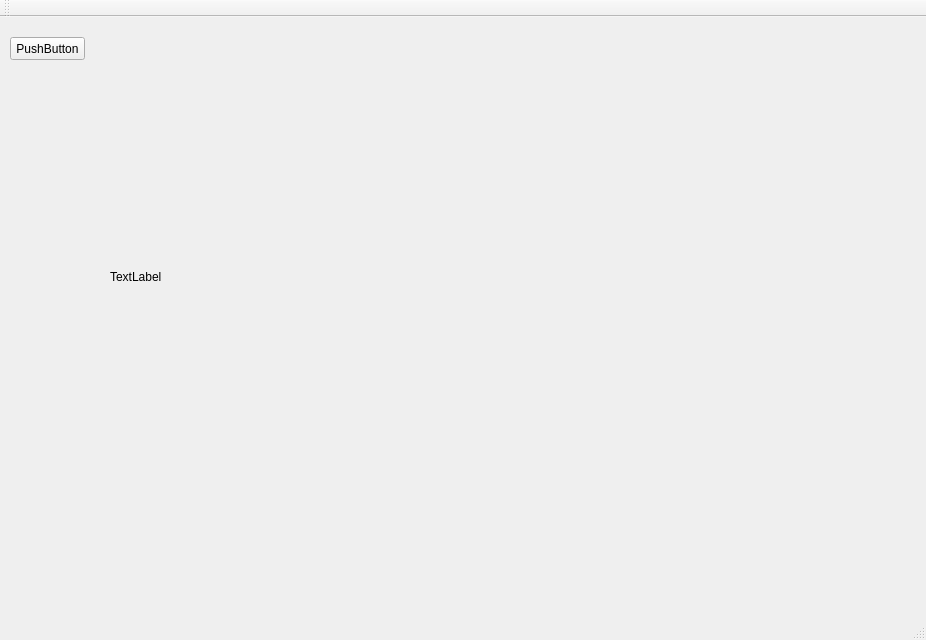
The window that mainwindow.ui (birolkuyumcu/TargetDetection) describes before a commit, drawn with Qt 5.
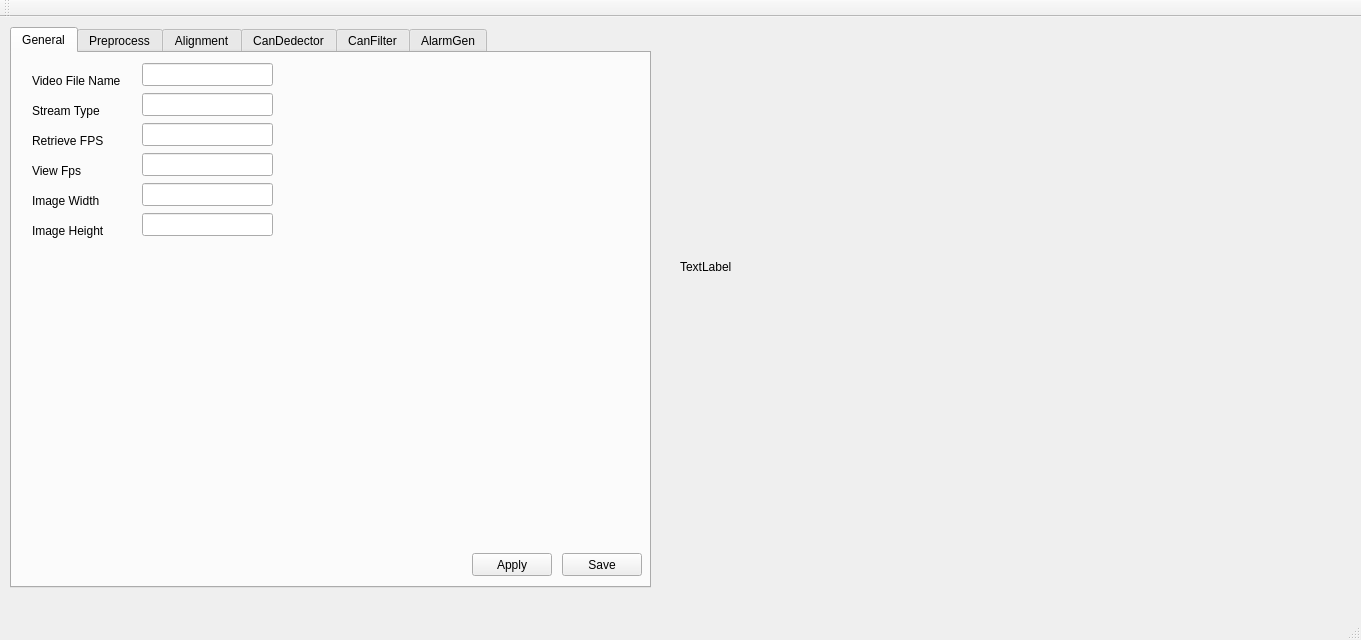
The same window after the commit.

```diff
--- a/mainwindow.ui
+++ b/mainwindow.ui
@@ -6,7 +6,7 @@
    <rect>
     <x>0</x>
     <y>0</y>
-    <width>926</width>
+    <width>1361</width>
     <height>640</height>
    </rect>
   </property>
@@ -14,24 +14,11 @@
    <string>MainWindow</string>
   </property>
   <widget class="QWidget" name="centralWidget">
-   <widget class="QPushButton" name="pushButton">
-    <property name="geometry">
-     <rect>
-      <x>10</x>
-      <y>20</y>
-      <width>75</width>
-      <height>23</height>
-     </rect>
-    </property>
-    <property name="text">
-     <string>PushButton</string>
-    </property>
-   </widget>
    <widget class="QLabel" name="labelOutputImage">
     <property name="geometry">
      <rect>
-      <x>110</x>
-      <y>20</y>
+      <x>680</x>
+      <y>10</y>
       <width>640</width>
       <height>480</height>
      </rect>
@@ -40,6 +27,272 @@
      <string>TextLabel</string>
     </property>
    </widget>
+   <widget class="QTabWidget" name="tabWidget">
+    <property name="geometry">
+     <rect>
+      <x>10</x>
+      <y>10</y>
+      <width>641</width>
+      <height>561</height>
+     </rect>
+    </property>
+    <property name="currentIndex">
+     <number>0</number>
+    </property>
+    <widget class="QWidget" name="tab_general">
+     <attribute name="title">
+      <string>General</string>
+     </attribute>
+     <widget class="QLabel" name="label_videFileName">
+      <property name="geometry">
+       <rect>
+        <x>20</x>
+        <y>20</y>
+        <width>111</width>
+        <height>16</height>
+       </rect>
+      </property>
+      <property name="text">
+       <string>Video File Name</string>
+      </property>
+     </widget>
+     <widget class="QLabel" name="label_3">
+      <property name="geometry">
+       <rect>
+        <x>20</x>
+        <y>50</y>
+        <width>111</width>
+        <height>16</height>
+       </rect>
+      </property>
+      <property name="text">
+       <string>Stream Type</string>
+      </property>
+     </widget>
+     <widget class="QLabel" name="label_4">
+      <property name="geometry">
+       <rect>
+        <x>20</x>
+        <y>80</y>
+        <width>111</width>
+        <height>15</height>
+       </rect>
+      </property>
+      <property name="text">
+       <string>Retrieve FPS</string>
+      </property>
+     </widget>
+     <widget class="QLabel" name="label_5">
+      <property name="geometry">
+       <rect>
+        <x>20</x>
+        <y>110</y>
+        <width>111</width>
+        <height>15</height>
+       </rect>
+      </property>
+      <property name="text">
+       <string>View Fps</string>
+      </property>
+     </widget>
+     <widget class="QLabel" name="label_6">
+      <property name="geometry">
+       <rect>
+        <x>20</x>
+        <y>140</y>
+        <width>111</width>
+        <height>15</height>
+       </rect>
+      </property>
+      <property name="text">
+       <string>Image Width</string>
+      </property>
+     </widget>
+     <widget class="QLabel" name="label_7">
+      <property name="geometry">
+       <rect>
+        <x>20</x>
+        <y>170</y>
+        <width>111</width>
+        <height>15</height>
+       </rect>
+      </property>
+      <property name="text">
+       <string>Image Height</string>
+      </property>
+     </widget>
+     <widget class="QLineEdit" name="lineEdit_videoFileName">
+      <property name="geometry">
+       <rect>
+        <x>130</x>
+        <y>10</y>
+        <width>131</width>
+        <height>23</height>
+       </rect>
+      </property>
+     </widget>
+     <widget class="QLineEdit" name="lineEdit_2">
+      <property name="geometry">
+       <rect>
+        <x>130</x>
+        <y>40</y>
+        <width>131</width>
+        <height>23</height>
+       </rect>
+      </property>
+     </widget>
+     <widget class="QLineEdit" name="lineEdit_retrieveFps">
+      <property name="geometry">
+       <rect>
+        <x>130</x>
+        <y>70</y>
+        <width>131</width>
+        <height>23</height>
+       </rect>
+      </property>
+     </widget>
+     <widget class="QLineEdit" name="lineEdit_viewFps">
+      <property name="geometry">
+       <rect>
+        <x>130</x>
+        <y>100</y>
+        <width>131</width>
+        <height>23</height>
+       </rect>
+      </property>
+     </widget>
+     <widget class="QLineEdit" name="lineEdit_imgWidth">
+      <property name="geometry">
+       <rect>
+        <x>130</x>
+        <y>130</y>
+        <width>131</width>
+        <height>23</height>
+       </rect>
+      </property>
+     </widget>
+     <widget class="QLineEdit" name="lineEdit_imgHeight">
+      <property name="geometry">
+       <rect>
+        <x>130</x>
+        <y>160</y>
+        <width>131</width>
+        <height>23</height>
+       </rect>
+      </property>
+     </widget>
+     <widget class="QPushButton" name="button_generalChange">
+      <property name="geometry">
+       <rect>
+        <x>460</x>
+        <y>500</y>
+        <width>80</width>
+        <height>23</height>
+       </rect>
+      </property>
+      <property name="text">
+       <string>Apply</string>
+      </property>
+     </widget>
+     <widget class="QPushButton" name="button_generalSave">
+      <property name="geometry">
+       <rect>
+        <x>550</x>
+        <y>500</y>
+        <width>80</width>
+        <height>23</height>
+       </rect>
+      </property>
+      <property name="text">
+       <string>Save</string>
+      </property>
+     </widget>
+    </widget>
+    <widget class="QWidget" name="tab_preprocess">
+     <attribute name="title">
+      <string>Preprocess</string>
+     </attribute>
+     <widget class="QLabel" name="label_videFileName_2">
+      <property name="geometry">
+       <rect>
+        <x>20</x>
+        <y>20</y>
+        <width>111</width>
+        <height>16</height>
+       </rect>
+      </property>
+      <property name="text">
+       <string>Method</string>
+      </property>
+     </widget>
+     <widget class="QPushButton" name="button_preprocessChange">
+      <property name="geometry">
+       <rect>
+        <x>450</x>
+        <y>500</y>
+        <width>80</width>
+        <height>23</height>
+       </rect>
+      </property>
+      <property name="text">
+       <string>Apply</string>
+      </property>
+     </widget>
+     <widget class="QPushButton" name="button_preprocessSave">
+      <property name="geometry">
+       <rect>
+        <x>540</x>
+        <y>500</y>
+        <width>80</width>
+        <height>23</height>
+       </rect>
+      </property>
+      <property name="text">
+       <string>Save</string>
+      </property>
+     </widget>
+     <widget class="QComboBox" name="comboBox_preprocessMethod">
+      <property name="geometry">
+       <rect>
+        <x>130</x>
+        <y>10</y>
+        <width>79</width>
+        <height>23</height>
+       </rect>
+      </property>
+      <item>
+       <property name="text">
+        <string>HistEq</string>
+       </property>
+      </item>
+      <item>
+       <property name="text">
+        <string>GoF</string>
+       </property>
+      </item>
+     </widget>
+    </widget>
+    <widget class="QWidget" name="tab_align">
+     <attribute name="title">
+      <string>Alignment</string>
+     </attribute>
+    </widget>
+    <widget class="QWidget" name="tab_canDedector">
+     <attribute name="title">
+      <string>CanDedector</string>
+     </attribute>
+    </widget>
+    <widget class="QWidget" name="tab_canfilter">
+     <attribute name="title">
+      <string>CanFilter</string>
+     </attribute>
+    </widget>
+    <widget class="QWidget" name="tab_alarmGenerator">
+     <attribute name="title">
+      <string>AlarmGen</string>
+     </attribute>
+    </widget>
+   </widget>
   </widget>
   <widget class="QMenuBar" name="menuBar">
    <property name="geometry">
```
Left out of the diff: 2 changed lines with no effect on the pictures.
